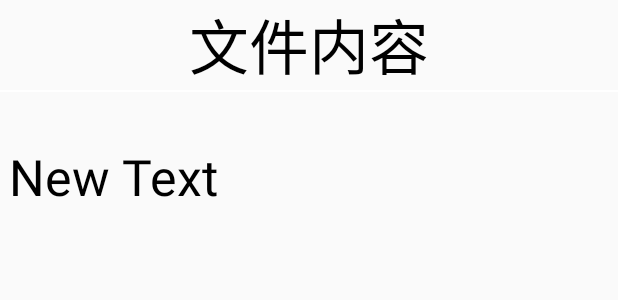
After one commit to lee-muchen/pdfreader, an Android app: the layout file_info.xml on its own in the app's theme, with its tools: preview values and no code run, on a phone screen of 412 x 824 dp. The commit adds this screen. Shown: the top 300 px of the screen. Run offline under Robolectric (Android 15) with nearby library versions, the phone set to English and light mode, and no system bars.

Commit message:
修改点击文件闪退

```diff
--- /dev/null
+++ b/app/src/main/java/com/muchen/pdfreader/FileInfoActivity.java
@@ -0,0 +1,12 @@
+package com.muchen.pdfreader;
+
+import android.os.Bundle;
+
+import androidx.appcompat.app.AppCompatActivity;
+
+public class FileInfoActivity extends AppCompatActivity {
+    protected void onCreate(Bundle savedInstanceState) {
+        super.onCreate(savedInstanceState);
+        setContentView(R.layout.file_info);
+    }
+}
--- a/app/src/main/java/com/muchen/pdfreader/PDFtoTXTActivity.java
+++ b/app/src/main/java/com/muchen/pdfreader/PDFtoTXTActivity.java
@@ -27,13 +27,14 @@ import android.widget.ListView;
 import android.widget.PopupMenu;
 import android.widget.TextView;
 import android.widget.Toast;
+import com.muchen.pdfreader.utils.GetFilesUtils;
 
 import androidx.appcompat.app.AppCompatActivity;
 
 public class PDFtoTXTActivity extends AppCompatActivity {
     private ListView listView;
     private ImageButton imageButton;
-    private ImageView imageView;
+//    private ImageView imageView;
     private TextView textView;
     private TextView pdfView;
     List<String> list;
@@ -44,7 +45,7 @@ public class PDFtoTXTActivity extends AppCompatActivity {
         setContentView(R.layout.pdf_list);
 //        init();
         listView = (ListView) findViewById(R.id.pdf_item_list);
-        imageView = (ImageView) findViewById(R.id.pdf_item_seq);//文件图标
+//        imageView = (ImageView) findViewById(R.id.pdf_item_seq);//文件图标
         textView = (TextView) findViewById(R.id.pdf_item_name);//文件名
         pdfView=(TextView) findViewById(R.id.pdf_path);//路径
         imageButton=(ImageButton) findViewById(R.id.pdf_turn);//返回上一级按钮
@@ -63,9 +64,13 @@ public class PDFtoTXTActivity extends AppCompatActivity {
                 String path = list.get(position);
                 pdfView.setText(path);
                 File file = new File(path);
-                getAllFile(file);
-                adapter.setList(list);
-                listView.setAdapter(adapter);
+                if(file.isDirectory()){//文件夹
+                    getAllFile(file);
+                    adapter.setList(list);
+                    listView.setAdapter(adapter);
+                }else {
+                    //读取pdf文件
+                }
                 }
         });
         //返回上一级点击事件
@@ -90,7 +95,7 @@ public class PDFtoTXTActivity extends AppCompatActivity {
  //系统返回键添加监听事件
     public boolean onKeyDown(int keyCode, KeyEvent event) {
         if (keyCode == KeyEvent.KEYCODE_BACK) {
-            if (textView.getText().equals(Environment.getRootDirectory().toString())) {
+            if (pdfView.getText().equals(Environment.getRootDirectory().toString())) {
                 AlertDialog.Builder builder = new AlertDialog.Builder(PDFtoTXTActivity.this);
                 builder.setMessage("确认退出吗?");
                 builder.setPositiveButton("确认", new DialogInterface.OnClickListener() {
@@ -112,7 +117,7 @@ public class PDFtoTXTActivity extends AppCompatActivity {
                 String str = textView.getText().toString();
                 File file = new File(str);
                 File fileParentPath = file.getParentFile();
-                textView.setText(fileParentPath.toString());
+                pdfView.setText(fileParentPath.toString());
                 getAllFile(fileParentPath);
                 adapter.setList(list);
                 listView.setAdapter(adapter);
--- /dev/null
+++ b/app/src/main/res/layout/file_info.xml
@@ -0,0 +1,35 @@
+<?xml version="1.0" encoding="utf-8"?>
+<RelativeLayout xmlns:android="http://schemas.android.com/apk/res/android"
+    android:layout_width="match_parent" android:layout_height="match_parent">
+
+    <TextView
+        android:layout_width="wrap_content"
+        android:layout_height="wrap_content"
+        android:text="文件内容"
+        android:textColor="#000"
+        android:textSize="60px"
+        android:id="@+id/textView"
+        android:layout_alignParentTop="true"
+        android:layout_centerHorizontal="true" />
+    <View
+        android:layout_width="wrap_content"
+        android:layout_height="1dp"
+        android:background="@color/bg__white"
+        android:layout_below="@+id/textView"
+        android:layout_alignParentLeft="true"
+        android:layout_alignParentStart="true"
+        android:id="@+id/view" />
+    <TextView
+        android:layout_width="600px"
+        android:layout_height="wrap_content"
+        android:text="New Text"
+        android:id="@+id/message"
+        android:textColor="#000"
+        android:textSize="50px"
+        android:maxLines="16"
+        android:scrollbars="vertical"
+        android:singleLine="false"
+        android:layout_below="@+id/view"
+        android:layout_centerHorizontal="true"
+        android:layout_marginTop="34dp" />
+</RelativeLayout>
```
